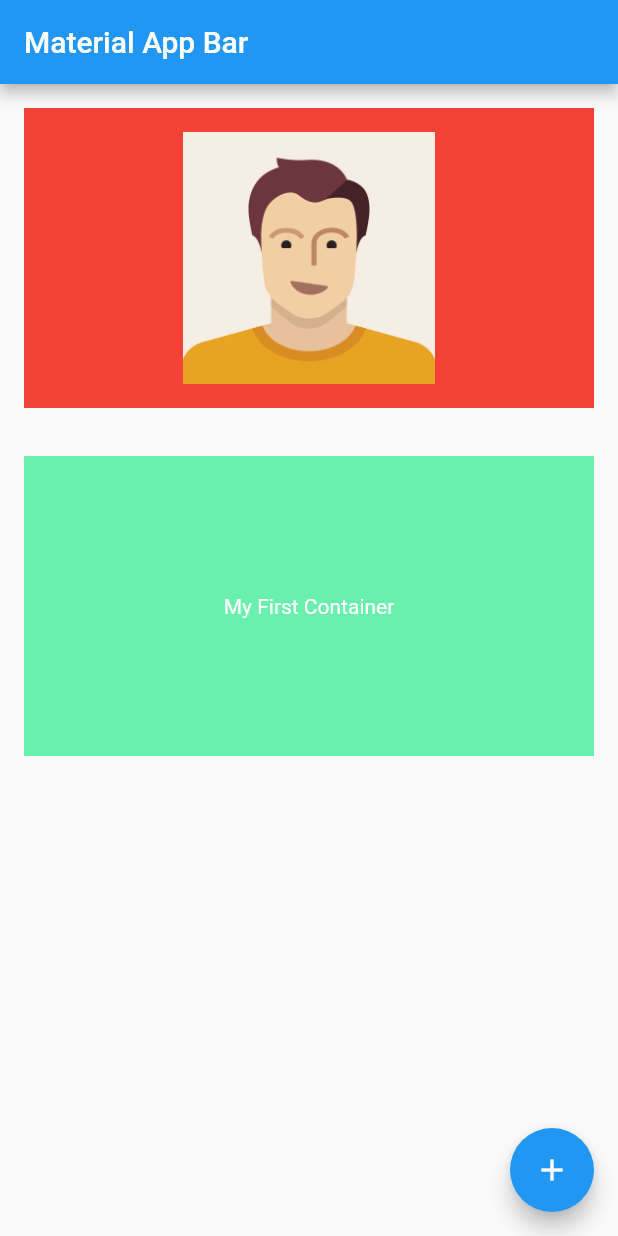
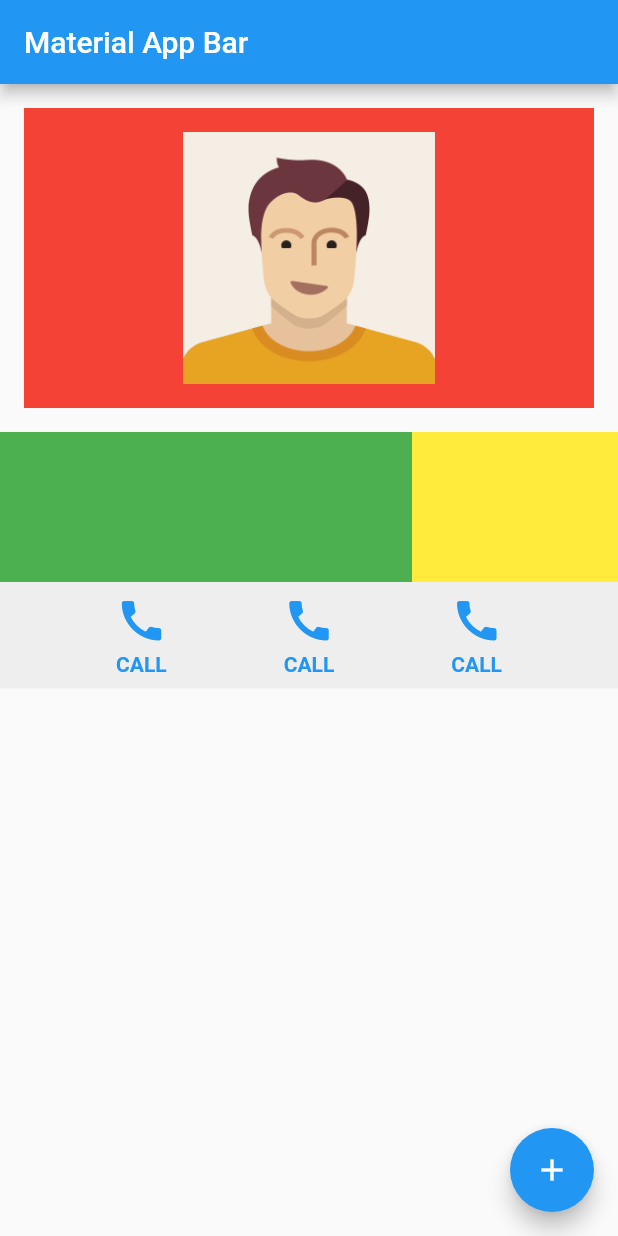
Before and after one commit to dev-phatnv/flutter-easy-approach, a Flutter app: the screen it shows after launch, on a phone screen of 412 x 824 dp. Run offline on Flutter 3.47's test engine with Material 2 defaults, Android fonts, the phone set to English and light mode, and no system bars.

Commit message:
[#widget] Expaded, Container

```diff
--- a/lib/main.dart
+++ b/lib/main.dart
@@ -34,15 +34,65 @@ class MyApp extends StatelessWidget {
               color: Colors.red,
               child: Image.asset("assets/male.png", fit: BoxFit.contain,)
             ),
+            // Container(
+            //   width: double.infinity,
+            //   height: 200,
+            //   margin: EdgeInsets.all(16),
+            //   color: Colors.greenAccent,
+            //   child: Center(
+            //     child: Text('My First Container', style: TextStyle(color: Colors.white),),
+            //   )
+            // ),
             Container(
               width: double.infinity,
-              height: 200,
-              margin: EdgeInsets.all(16),
-              color: Colors.greenAccent,
-              child: Center(
-                child: Text('My First Container', style: TextStyle(color: Colors.white),),
-              )
+              child: Row(
+                children: <Widget> [
+                  Expanded(
+                   child: Container(
+                     height: 100,
+                     color: Colors.green,
+                   ),
+                   flex: 2,
+                  ),
+                  Expanded(
+                    child: Container(
+                      height: 100,
+                      color: Colors.yellow,
+                  ))
+                ]
+              ),
             ),
+            Container(
+              width: double.infinity,
+              color: Colors.grey[200],
+              padding: EdgeInsets.only(top: 8, bottom: 8),
+              child: Row(
+                mainAxisAlignment: MainAxisAlignment.spaceEvenly,
+                children: <Widget>[
+                  Column(
+                    children: <Widget>[
+                      Icon(Icons.call, color: Colors.blue, size: 35,),
+                      Container(height: 4,),
+                      Text('CALL', style: TextStyle(color: Colors.blue, fontWeight: FontWeight.bold),)
+                    ],
+                  ),
+                  Column(
+                    children: <Widget>[
+                      Icon(Icons.call, color: Colors.blue, size: 35,),
+                      Container(height: 4,),
+                      Text('CALL', style: TextStyle(color: Colors.blue, fontWeight: FontWeight.bold),)
+                    ],
+                  ),
+                  Column(
+                    children: <Widget>[
+                      Icon(Icons.call, color: Colors.blue, size: 35,),
+                      Container(height: 4,),
+                      Text('CALL', style: TextStyle(color: Colors.blue, fontWeight: FontWeight.bold),)
+                    ],
+                  ),
+                ],
+              ),
+            )
           ]
         ),
         floatingActionButton: FloatingActionButton(
```
